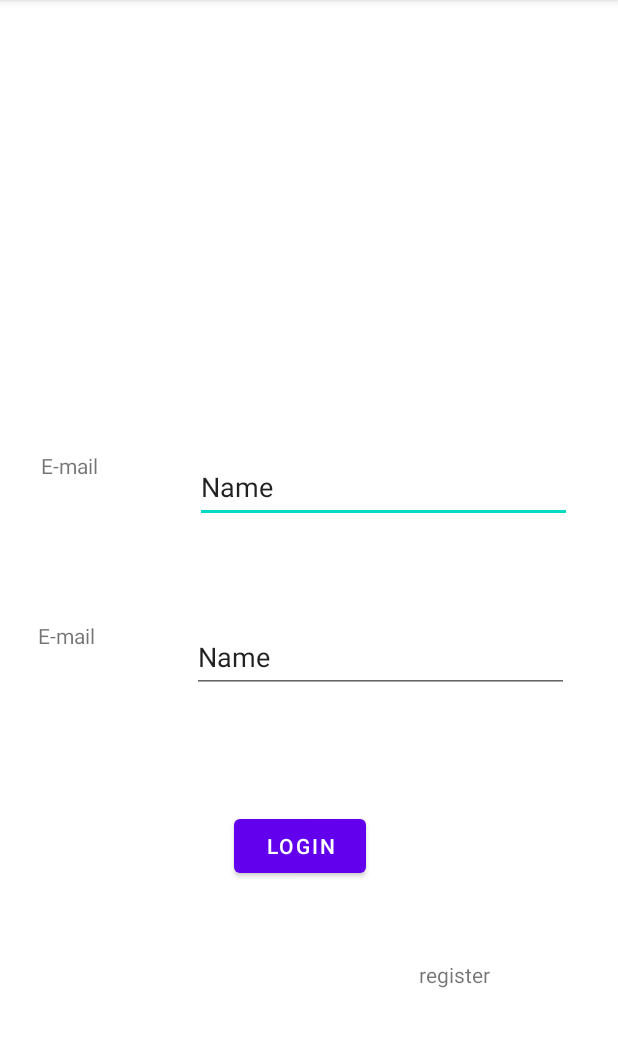
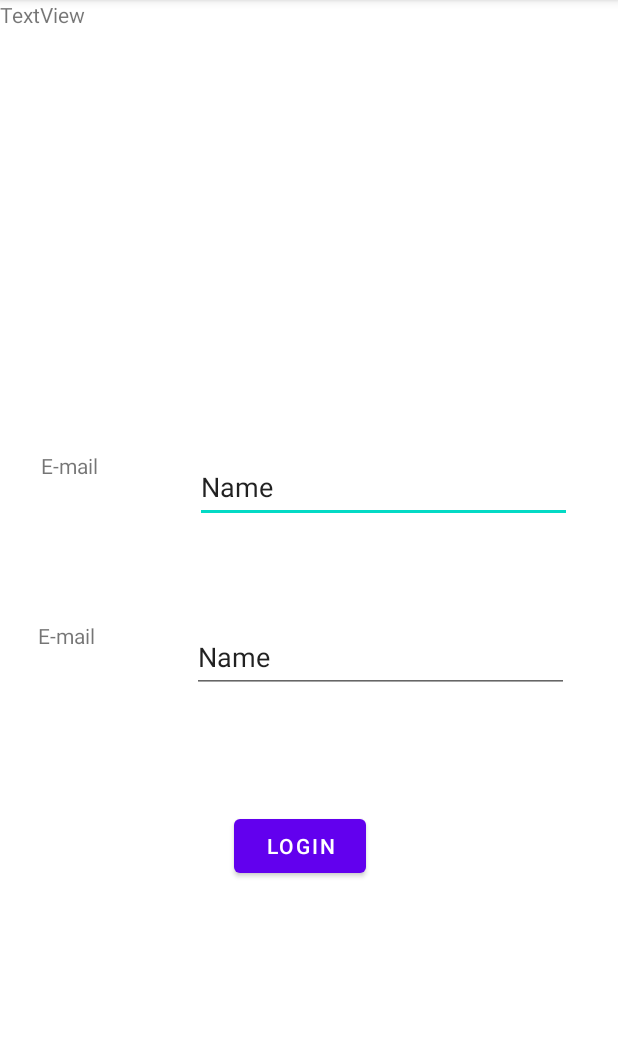
Before and after one commit to EshraqAlmalki/Value, an Android app: the screen it shows after launch (MainActivity), on a phone screen of 412 x 824 dp, the part 84-1131 px from its top. Run offline under Robolectric (Android 15) with nearby library versions, the phone set to English and light mode, and no system bars; our stand-ins replace Firebase (no records; nobody signed in at launch, a user with empty details on screens opened directly).

```diff
--- a/app/src/main/res/layout/activity_main.xml
+++ b/app/src/main/res/layout/activity_main.xml
@@ -7,7 +7,7 @@
     tools:context=".MainActivity">
 
     <androidx.fragment.app.FragmentContainerView
-        android:id="@+id/fragmentContainerView"
+        android:id="@+id/fragment_container"
         android:name="com.tuwaiq.value.authentication.logIn.StartFragment"
         android:layout_width="0dp"
         android:layout_height="0dp"
--- a/app/src/main/res/layout/start_fragment.xml
+++ b/app/src/main/res/layout/start_fragment.xml
@@ -85,10 +85,8 @@
         android:id="@+id/register_click"
         android:layout_width="wrap_content"
         android:layout_height="wrap_content"
-        android:layout_marginTop="52dp"
-        android:layout_marginEnd="85dp"
-        android:text="register"
-        app:layout_constraintEnd_toEndOf="parent"
-        app:layout_constraintTop_toBottomOf="@+id/login_btn" />
+        android:text="TextView"
+        tools:layout_editor_absoluteX="204dp"
+        tools:layout_editor_absoluteY="616dp" />
 
 </androidx.constraintlayout.widget.ConstraintLayout>
```
Also changed, not shown: app/src/main/java/com/tuwaiq/value/authentication/logIn/StartFragment.kt (+42 -13 lines), app/src/main/java/com/tuwaiq/value/authentication/register/NextRegisterFragment.kt (+35 -16 lines), app/src/main/java/com/tuwaiq/value/authentication/register/RegisterFragment.kt (+17 -1 lines).
